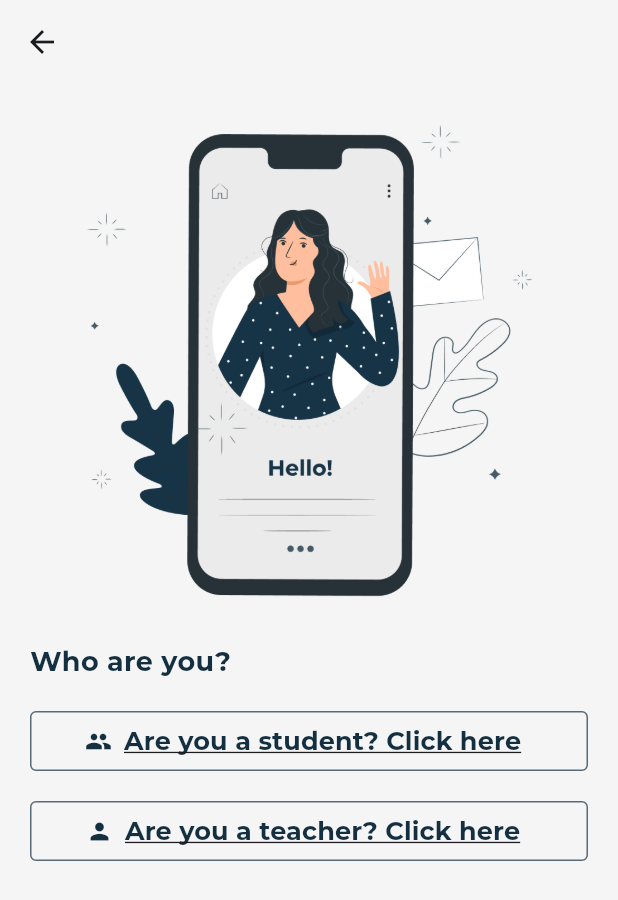
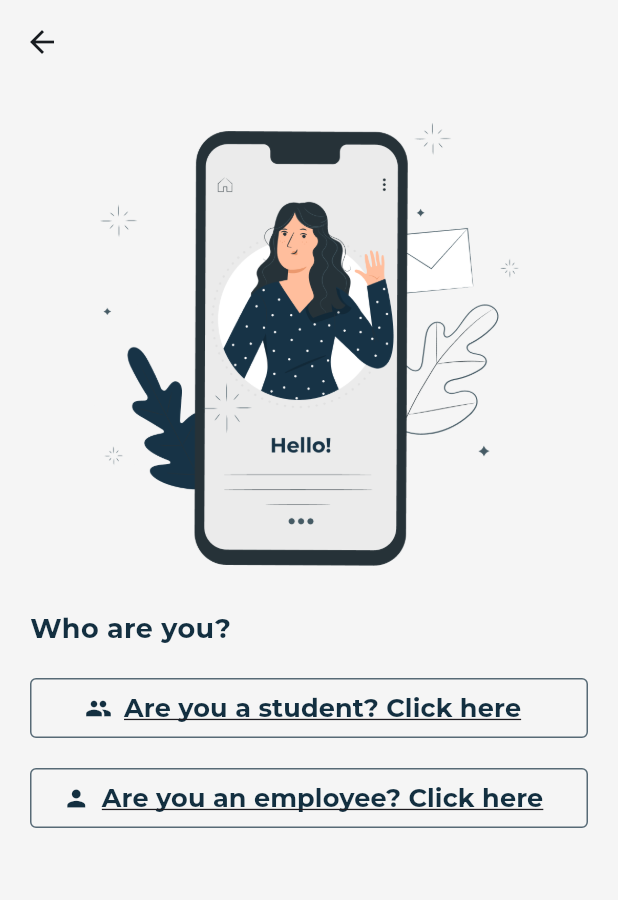
Before and after one commit to Kobby09/attendance_system, a Flutter app: the AccountTypePage screen opened directly, on a phone screen of 412 x 824 dp. Shown: the top 900 px of the screen. Run offline on Flutter 3.47's test engine with Material 3 defaults, Android fonts, the light colour scheme and no system bars; our stand-ins replace cloud_firestore, firebase_auth, firebase_core, google_fonts; accounts and stored records are empty.

Commit message:
Account type page

```diff
--- a/lib/pages/authentication/signup/account_type_page.dart
+++ b/lib/pages/authentication/signup/account_type_page.dart
@@ -15,7 +15,10 @@
         child: Column(
           crossAxisAlignment: CrossAxisAlignment.stretch,
           children: [
-            Image.asset('assets/images/hello.png'),
+            Image.asset(
+              'assets/images/hello.png',
+              height: 350,
+            ),
             const Text(
               'Who are you?',
               style: TextStyle(
@@ -92,7 +95,7 @@
                   color: Color.fromRGBO(19, 47, 64, 1),
                 ),
                 label: const Text(
-                  "Are you a teacher? Click here",
+                  "Are you an employee? Click here",
                   style: TextStyle(
                     color: Color.fromRGBO(19, 47, 64, 1),
                     fontWeight: FontWeight.w700,
```
